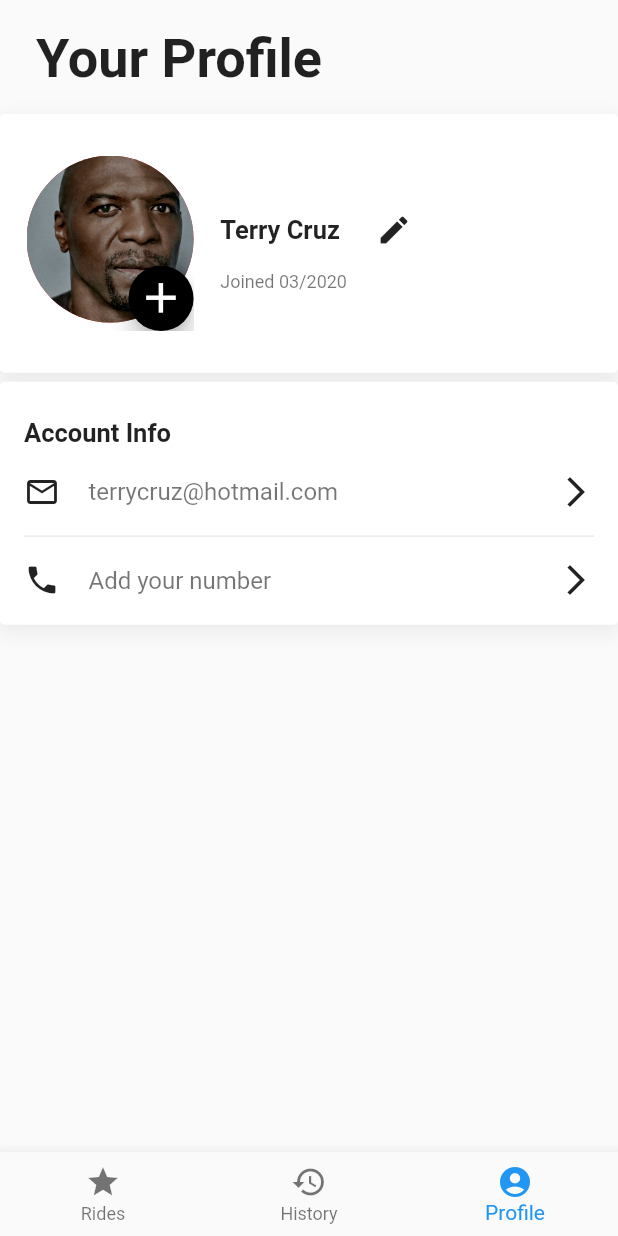
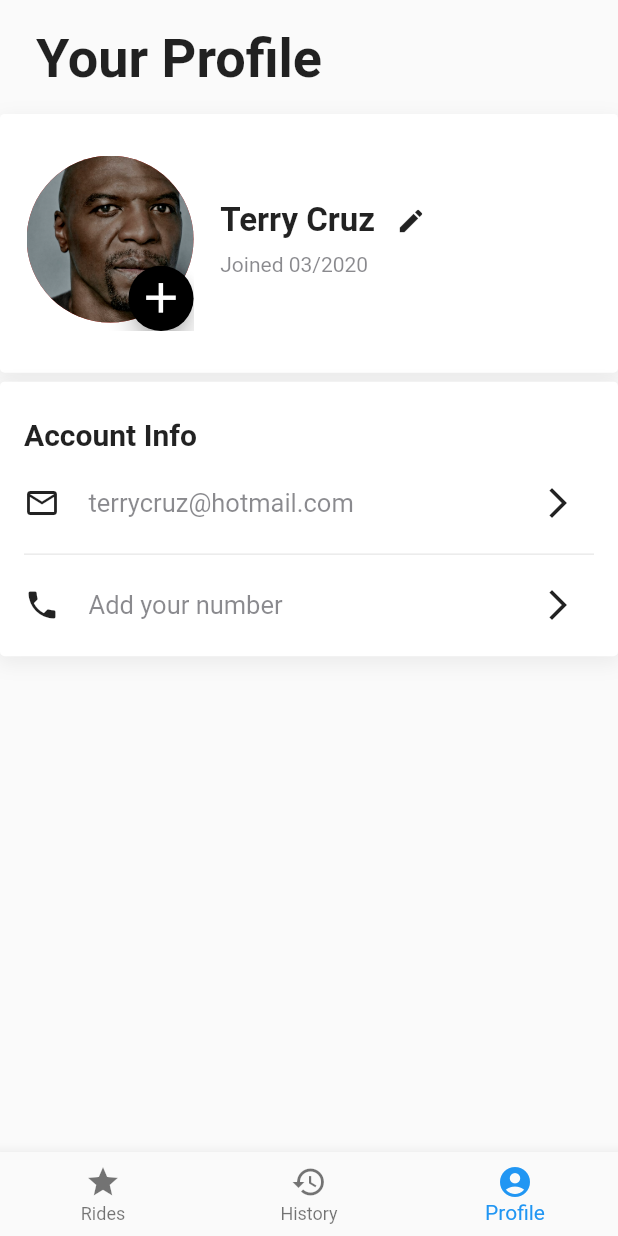
Before and after one commit to cornell-dti/carriage-driver, a Flutter app: the Home screen opened directly, item 3 of the bottom bar chosen, on a phone screen of 412 x 824 dp. Run offline on Flutter 3.47's test engine with Material 2 defaults, Android fonts, the phone set to English and light mode, and no system bars; our stand-ins replace google_sign_in, image_picker; Roboto replaces fonts that are missing (SFPro).

Commit message:
Changed Icons to IconButtons and adjusted spacing as needed

```diff
--- a/lib/Profile.dart
+++ b/lib/Profile.dart
@@ -13,9 +13,10 @@ class Profile extends StatefulWidget {
 
 class _ProfileState extends State<Profile> {
   File _image;
+  final GlobalKey<FormState>_formKey = GlobalKey<FormState>();
+
   Future getImage() async {
     var image = await ImagePicker.pickImage(source: ImageSource.gallery);
-
     setState(() {
       _image = image;
     });
@@ -29,6 +30,7 @@ class _ProfileState extends State<Profile> {
     double _picMarginLR = _picDiameter / 6.25;
     double _picMarginTB = _picDiameter / 4;
     double _picBtnDiameter = _picDiameter * 0.39;
+
     return Column(
         crossAxisAlignment: CrossAxisAlignment.start,
         children: [
@@ -93,28 +95,43 @@ class _ProfileState extends State<Profile> {
                           ],
                         )
                     ),
-                    Column (
-                        crossAxisAlignment: CrossAxisAlignment.start,
+                    Padding(
+                      padding: EdgeInsets.only(bottom: 30),
+                      child: Stack (
+                        overflow: Overflow.visible,
                         children: [
                           Row(
+                            //crossAxisAlignment: CrossAxisAlignment.end,
                               children: [
-                                Text("Terry Cruz", style: Theme.of(context).textTheme.subhead
+                                Text("Terry Cruz",
+                                    style: TextStyle(
+                                      fontSize: 22,
+                                      fontWeight: FontWeight.bold,
+                                    )
                                 ),
-                                Padding(
-                                    padding: EdgeInsets.only(left: 12),
-                                    child: IconButton(
-                                      icon: Icon(Icons.edit),
-                                      onPressed: () {
-
-                                      },
-                                    )
+                                IconButton(
+                                  icon: Icon(
+                                      Icons.edit,
+                                      size: 20
+                                  ),
+                                  onPressed: () {
+                                  },
                                 )
                               ]
                           ),
-                          SizedBox(height: 4),
-                          Text("Joined 03/2020", style: Theme.of(context).textTheme.display2)
-                        ]
+                          Positioned(
+                            child: Text("Joined 03/2020",
+                                style: TextStyle(
+                                  fontSize: 14,
+                                  color: Theme.of(context).accentColor,
+                                )
+                            ),
+                            top: 45,
+                          )
+                        ],
+                      )
                     )
+
                   ]
               )
           )
@@ -132,7 +149,7 @@ class _AccountInfoState extends State<AccountInfo> {
 
   Widget infoRow(BuildContext context, IconData icon, String text) {
     return Padding(
-        padding: EdgeInsets.only(top: 17.5, bottom: 17.5),
+        padding: EdgeInsets.only(top: 10, bottom: 10),
         child: Row(
           children: <Widget>[
             Icon(icon),
@@ -140,10 +157,16 @@ class _AccountInfoState extends State<AccountInfo> {
             Expanded (
               child: Text(
                 text,
-                style: Theme.of(context).textTheme.display3,
+                style: TextStyle(
+                  fontSize: 17,
+                  color: Theme.of(context).accentColor,
+                ),
               ),
             ),
-            Icon(Icons.arrow_forward_ios)
+            IconButton(
+              icon: Icon(Icons.arrow_forward_ios),
+              onPressed: () {},
+            )
           ],
         )
     );
@@ -178,7 +201,10 @@ class _AccountInfoState extends State<AccountInfo> {
               children: <Widget>[
                 Text(
                     'Account Info',
-                    style: Theme.of(context).textTheme.subhead
+                    style: TextStyle(
+                      fontSize: 20,
+                      fontWeight: FontWeight.bold
+                    )
                 ),
                 ListView.separated(
                     padding: EdgeInsets.all(0),
```
